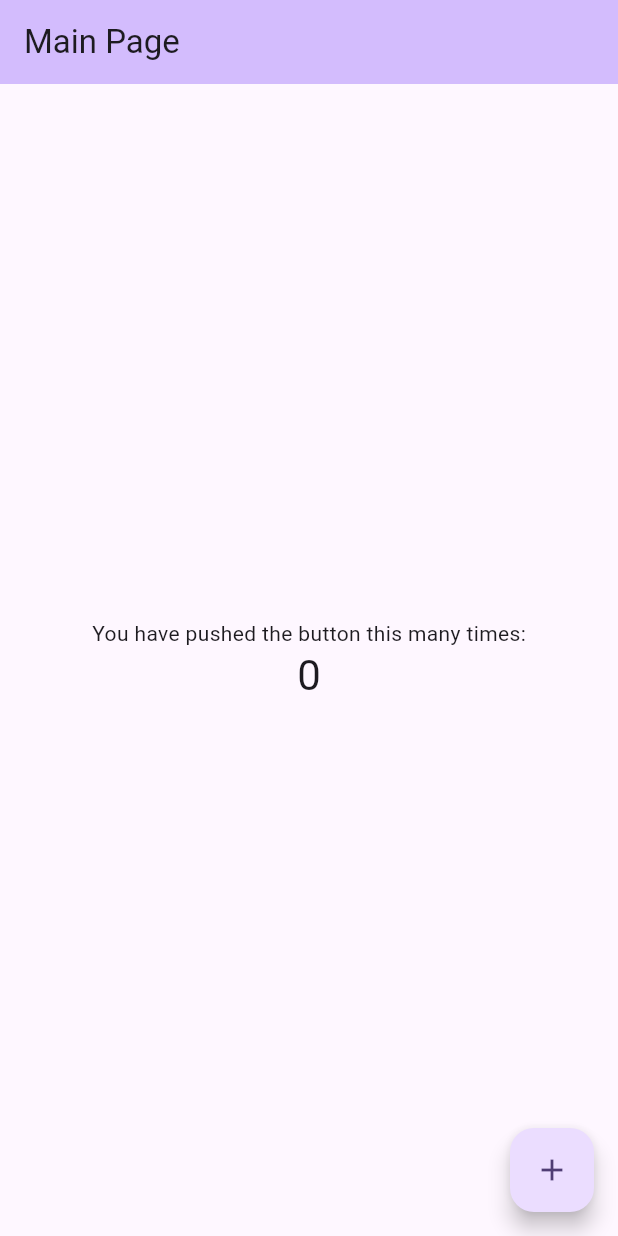
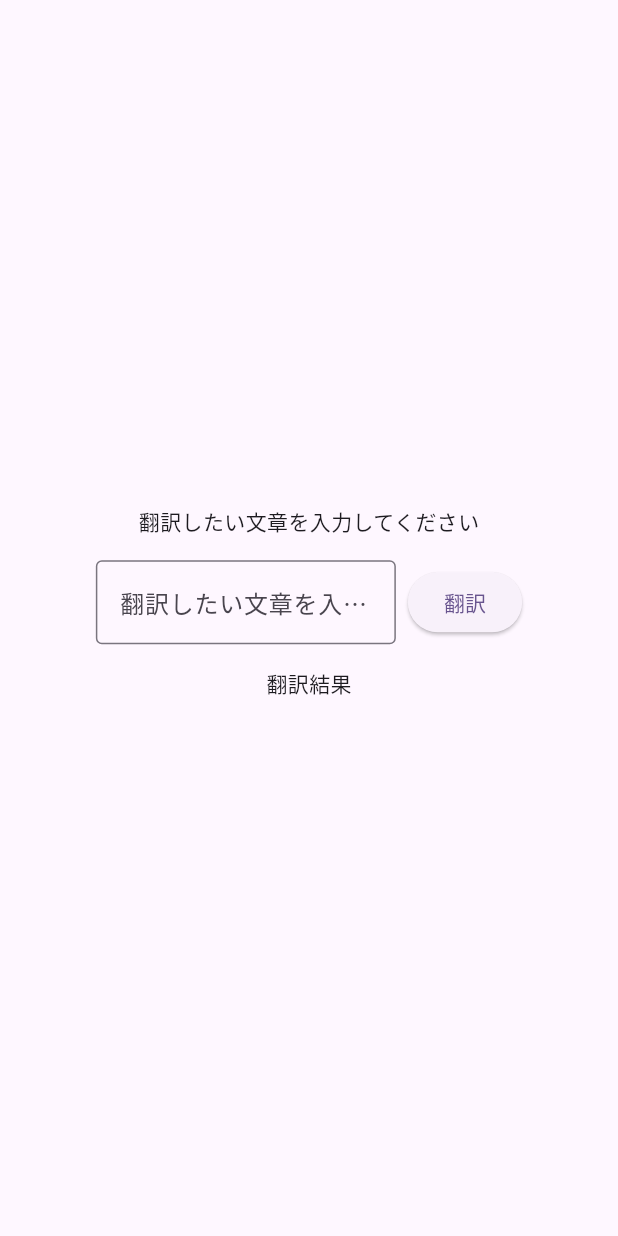
Before and after one commit to HarumaIto/nyakunyaku, a Flutter app: the screen it shows after launch, on a phone screen of 412 x 824 dp. Run offline on Flutter 3.47's test engine with Material 3 defaults, Android fonts, the light colour scheme and no system bars; our stand-ins replace flutter_dotenv, flutter_hooks, hooks_riverpod; missing offline and left inert: deepl_dart.

Commit message:
add 翻訳ページを実装

```diff
--- a/lib/main.dart
+++ b/lib/main.dart
@@ -20,7 +20,7 @@
       ),
       initialRoute: '/',
       routes: {
-        '/': (context) => const TopPage(),
+        '/': (context) => TopPage(),
       },
     );
   }
--- a/lib/ui/routes/top_page.dart
+++ b/lib/ui/routes/top_page.dart
@@ -1,46 +1,56 @@
 import 'package:flutter/material.dart';
+import 'package:flutter_hooks/flutter_hooks.dart';
+import 'package:hooks_riverpod/hooks_riverpod.dart';
+import 'package:nyakunyaku/repositories/deepl_repository.dart';
 
-class TopPage extends StatefulWidget {
-  const TopPage({super.key});
+class TopPage extends HookConsumerWidget {
+  TopPage({super.key});
+
+  final deeplRepository = DeepLRepository();
 
   @override
-  State<TopPage> createState() => _MyHomePageState();
-}
+  Widget build(BuildContext context, WidgetRef ref) {
+    final textEditingController = useTextEditingController();
+    final translation = useState<String>('');
 
-class _MyHomePageState extends State<TopPage> {
-  int _counter = 0;
-
-  void _incrementCounter() {
-    setState(() {
-      _counter++;
-    });
-  }
-
-  @override
-  Widget build(BuildContext context) {
     return Scaffold(
-      appBar: AppBar(
-        backgroundColor: Theme.of(context).colorScheme.inversePrimary,
-        title: const Text('Main Page'),
-      ),
       body: Center(
         child: Column(
           mainAxisAlignment: MainAxisAlignment.center,
-          children: <Widget>[
-            const Text(
-              'You have pushed the button this many times:',
+          mainAxisSize: MainAxisSize.min,
+          children: [
+            const Text('翻訳したい文章を入力してください'),
+            const SizedBox(height: 16),
+            Row(
+              mainAxisSize: MainAxisSize.min,
+              children: [
+                SizedBox(
+                  width: 200,
+                  child: TextField(
+                    controller: textEditingController,
+                    decoration: const InputDecoration(
+                      border: OutlineInputBorder(),
+                      hintText: '翻訳したい文章を入力してください',
+                    ),
+                  ),
+                ),
+                const SizedBox(width: 8),
+                ElevatedButton(
+                  onPressed: () async {
+                    translation.value = await deeplRepository.translate(
+                      textEditingController.text,
+                      SourceLang.en,
+                    );
+                  },
+                  child: const Text('翻訳'),
+                ),
+              ],
             ),
-            Text(
-              '$_counter',
-              style: Theme.of(context).textTheme.headlineMedium,
-            ),
+            const SizedBox(height: 16),
+            const Text('翻訳結果'),
+            Text(translation.value),
           ],
         ),
-      ),
-      floatingActionButton: FloatingActionButton(
-        onPressed: _incrementCounter,
-        tooltip: 'Increment',
-        child: const Icon(Icons.add),
       ),
     );
   }
```
